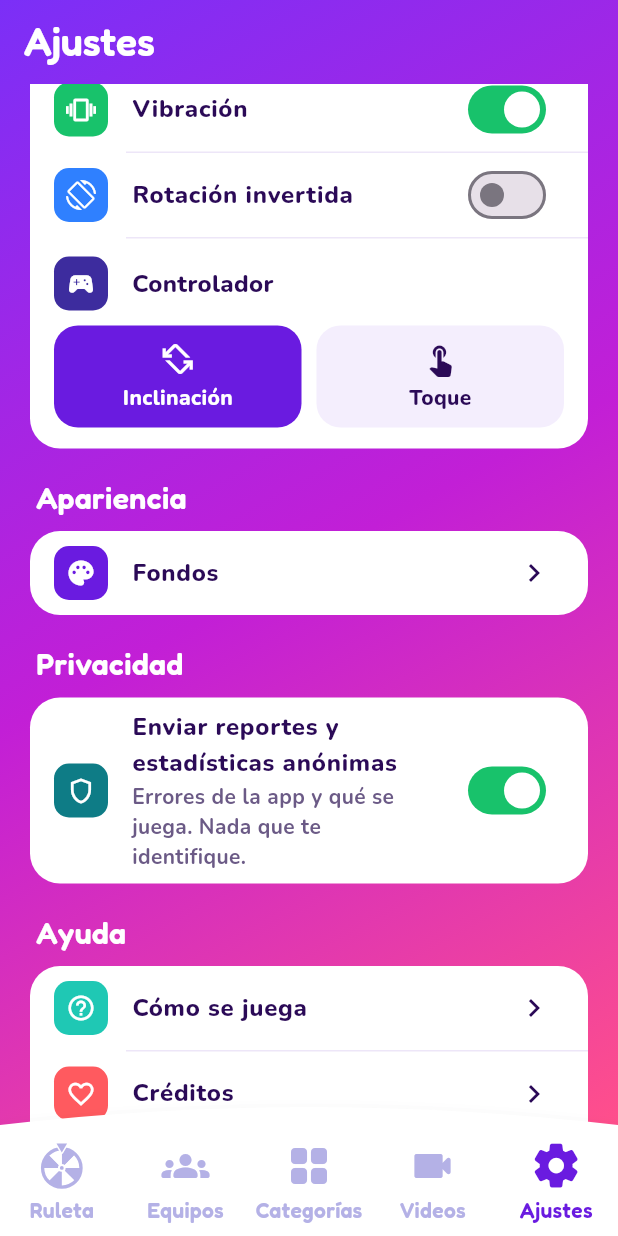
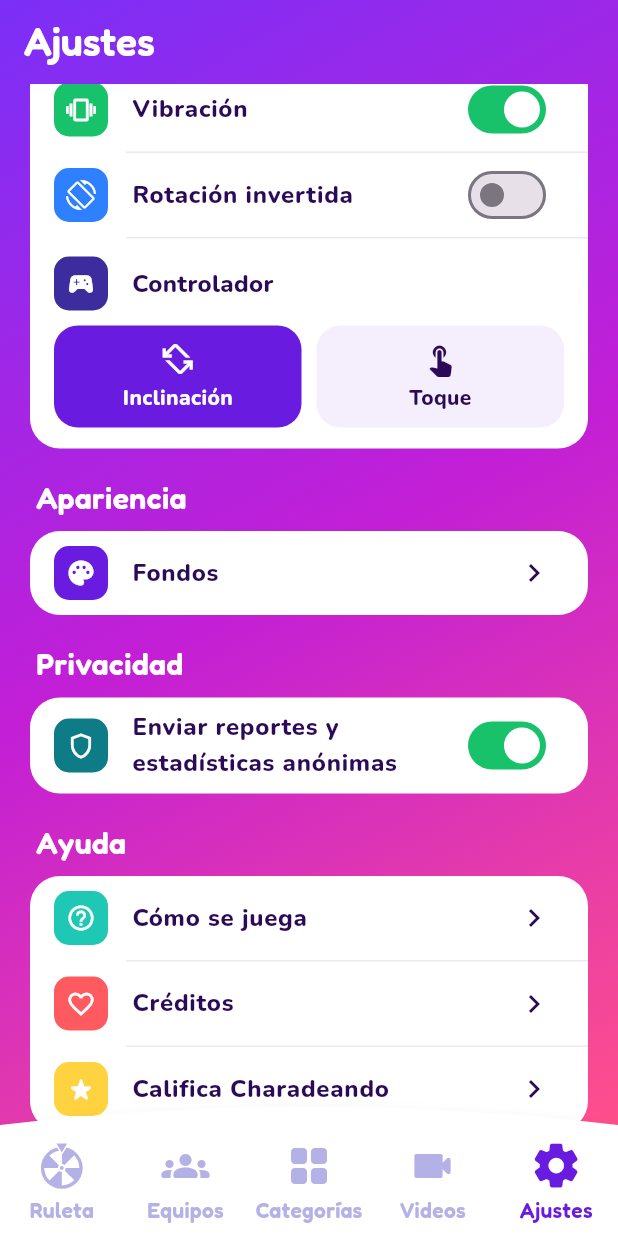
Before and after one commit to juancamilosal/charadeando_app, a Flutter app: the SettingsScreen screen opened by its route, scrolled down 407 dp, on a phone screen of 412 x 824 dp. Run offline on Flutter 3.47's test engine with Material 3 defaults, Android fonts, the phone set to English and light mode, and no system bars; our stand-ins replace audioplayers, camera, firebase_core, firebase_crashlytics, flutter_riverpod, go_router and 8 more; missing offline and left inert: ffmpeg_kit_flutter_new_video, photo_manager; accounts and stored records are empty; network calls fail.

Commit message:
Ajustes > Privacidad: solo el título, sin texto de explicación
Co-Authored-By: Claude Opus 5.5 <noreply@anthropic.com>
Claude-Session: https://claude.ai/code/session_0164DQx3HYHXmjCdbcDvDX4q

```diff
--- a/lib/screens/settings_screen.dart
+++ b/lib/screens/settings_screen.dart
@@ -134,9 +134,6 @@ class SettingsScreen extends ConsumerWidget {
                     icon: Icons.shield_outlined,
                     color: AppColors.teal,
                     title: 'Enviar reportes y estadísticas anónimas',
-                    subtitle:
-                        'Errores de la app y qué se juega. Nada que te '
-                        'identifique.',
                     value: settings.shareData,
                     onChanged: (v) => update(settings.copyWith(shareData: v)),
                   ),
@@ -255,13 +252,11 @@ class _SwitchRow extends StatelessWidget {
     required this.title,
     required this.value,
     required this.onChanged,
-    this.subtitle,
   });
 
   final IconData icon;
   final Color color;
   final String title;
-  final String? subtitle;
   final bool value;
   final ValueChanged<bool> onChanged;
 
@@ -270,15 +265,6 @@ class _SwitchRow extends StatelessWidget {
     return SwitchListTile(
       secondary: _RowIcon(icon: icon, color: color),
       title: Text(title, style: _rowTitle),
-      subtitle: subtitle == null
-          ? null
-          : Text(
-              subtitle!,
-              style: const TextStyle(
-                fontWeight: FontWeight.w700,
-                color: Color(0xFF6B5A86),
-              ),
-            ),
       value: value,
       activeThumbColor: Colors.white,
       activeTrackColor: AppColors.green,
```
